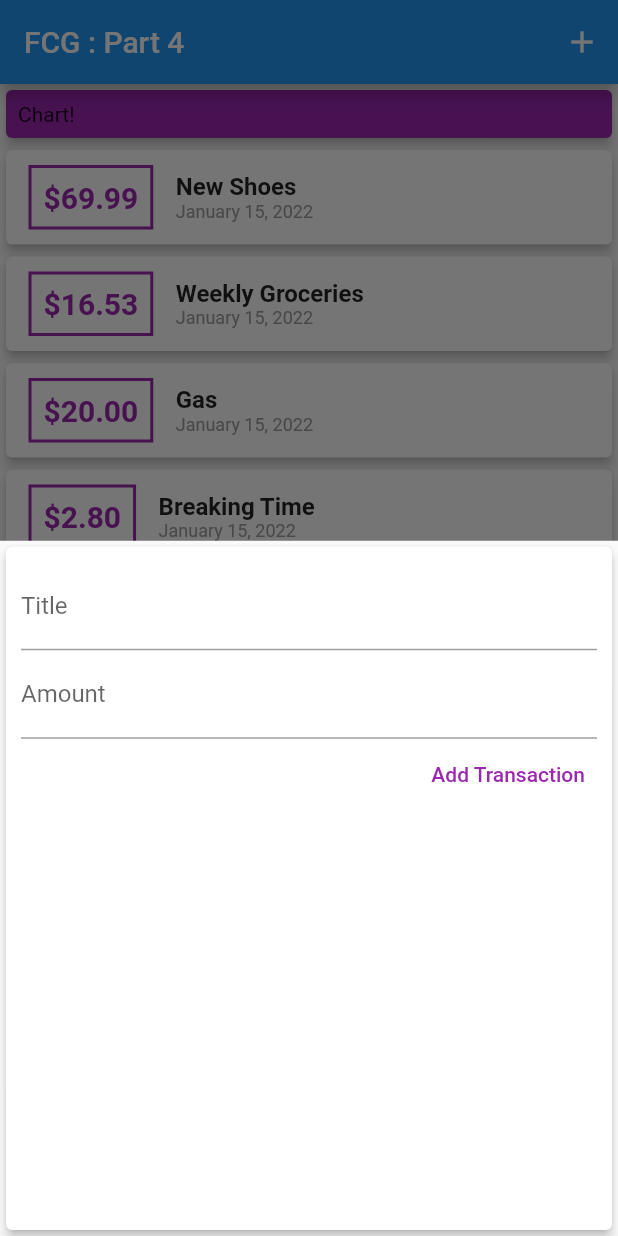
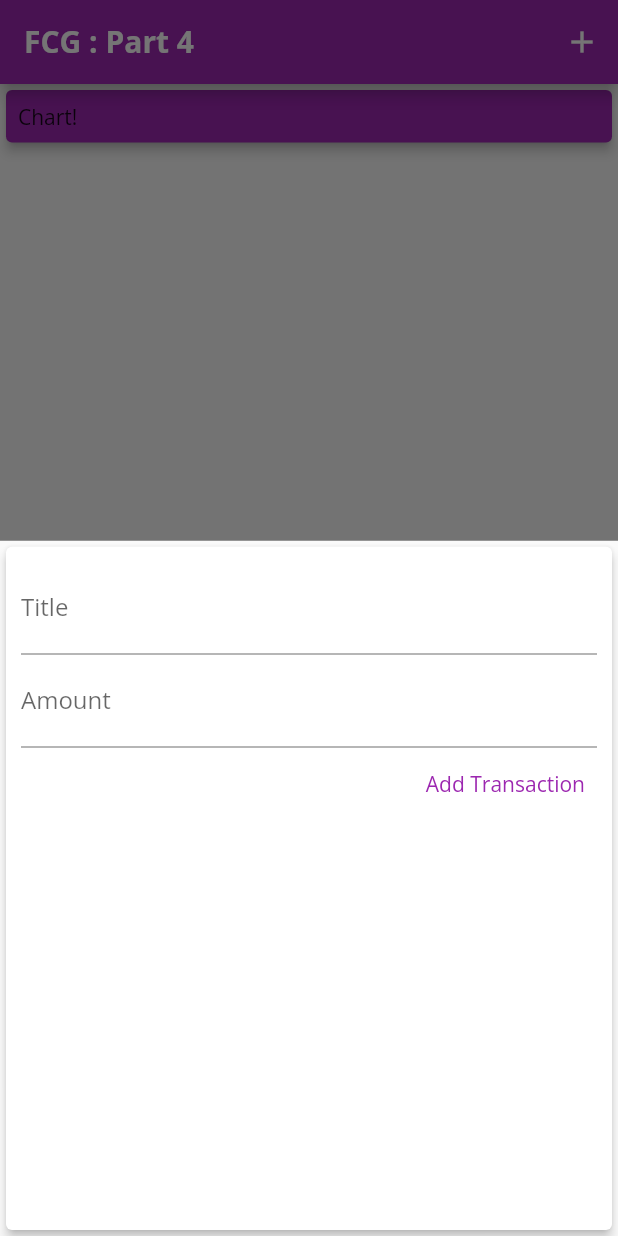
Before and after one commit to ferdvtn/flutter_personal_expenses, a Flutter app: the screen it shows after launch, after a tap on the "add" icon, on a phone screen of 412 x 824 dp. Run offline on Flutter 3.47's test engine with Material 2 defaults, Android fonts, the phone set to English and light mode, and no system bars.

Commit message:
add new own custom fonts

```diff
--- a/lib/main.dart
+++ b/lib/main.dart
@@ -12,10 +12,18 @@ class MyApp extends StatelessWidget {
 
   @override
   Widget build(BuildContext context) {
-    return const MaterialApp(
-      title: 'Expense Planner',
-      themeMode: ThemeMode.dark,
-      home: MyHomePage(appBarTitle: 'FCG : Part 4'),
+    return MaterialApp(
+      title: 'Personal Expenses',
+      theme: ThemeData(
+        brightness: Brightness.light,
+        fontFamily: 'OpenSans',
+        primarySwatch: Colors.purple,
+        accentColor: Colors.blue,
+        textTheme: const TextTheme(
+          headline6: TextStyle(fontWeight: FontWeight.bold),
+        ),
+      ),
+      home: const MyHomePage(appBarTitle: 'FCG : Part 4'),
     );
   }
 }
@@ -31,36 +39,36 @@ class MyHomePage extends StatefulWidget {
 
 class _MyHomePageState extends State<MyHomePage> {
   final List<Transaction> _userTransactions = [
-    Transaction(
-      id: 't1',
-      title: 'New Shoes',
-      amount: 69.99,
-      date: DateTime.now(),
-    ),
-    Transaction(
-      id: 't2',
-      title: 'Weekly Groceries',
-      amount: 16.53,
-      date: DateTime.now(),
-    ),
-    Transaction(
-      id: 't3',
-      title: 'Gas',
-      amount: 20,
-      date: DateTime.now(),
-    ),
-    Transaction(
-      id: 't4',
-      title: 'Breaking Time',
-      amount: 2.8,
-      date: DateTime.now(),
-    ),
-    Transaction(
-      id: 't5',
-      title: 'App Purchase',
-      amount: 12,
-      date: DateTime.now(),
-    ),
+    // Transaction(
+    //   id: 't1',
+    //   title: 'New Shoes',
+    //   amount: 69.99,
+    //   date: DateTime.now(),
+    // ),
+    // Transaction(
+    //   id: 't2',
+    //   title: 'Weekly Groceries',
+    //   amount: 16.53,
+    //   date: DateTime.now(),
+    // ),
+    // Transaction(
+    //   id: 't3',
+    //   title: 'Gas',
+    //   amount: 20,
+    //   date: DateTime.now(),
+    // ),
+    // Transaction(
+    //   id: 't4',
+    //   title: 'Breaking Time',
+    //   amount: 2.8,
+    //   date: DateTime.now(),
+    // ),
+    // Transaction(
+    //   id: 't5',
+    //   title: 'App Purchase',
+    //   amount: 12,
+    //   date: DateTime.now(),
+    // ),
   ];
 
   void _addNewTransaction(String txTitle, double txAmount) {
@@ -76,7 +84,7 @@ class _MyHomePageState extends State<MyHomePage> {
     });
   }
 
-  void openModalTransaction() {
+  void _openModalTransaction() {
     showModalBottomSheet(
       context: context,
       builder: (BuildContext modalContext) {
@@ -93,11 +101,18 @@ class _MyHomePageState extends State<MyHomePage> {
   Widget build(BuildContext context) {
     return Scaffold(
       appBar: AppBar(
-        title: Text(widget.appBarTitle),
+        centerTitle: false,
+        title: Text(
+          widget.appBarTitle,
+          style: const TextStyle(
+            fontSize: 20,
+            fontFamily: 'OpenSans',
+          ),
+        ),
         actions: [
           IconButton(
             icon: const Icon(Icons.add),
-            onPressed: openModalTransaction,
+            onPressed: _openModalTransaction,
           ),
         ],
       ),
@@ -112,10 +127,10 @@ class _MyHomePageState extends State<MyHomePage> {
               padding: const EdgeInsets.all(0),
               height: null,
               width: double.infinity,
-              child: const Card(
-                color: Colors.purple,
+              child: Card(
+                color: Theme.of(context).primaryColor,
                 elevation: 3,
-                child: Padding(
+                child: const Padding(
                   padding: EdgeInsets.all(8.0),
                   child: Text('Chart!'),
                 ),
@@ -128,9 +143,8 @@ class _MyHomePageState extends State<MyHomePage> {
       floatingActionButtonLocation: FloatingActionButtonLocation.centerFloat,
       floatingActionButton: FloatingActionButton(
         elevation: 3,
-        backgroundColor: Colors.purple,
         child: const Icon(Icons.add),
-        onPressed: openModalTransaction,
+        onPressed: _openModalTransaction,
       ),
     );
   }
--- a/lib/widgets/transaction_list.dart
+++ b/lib/widgets/transaction_list.dart
@@ -29,14 +29,14 @@ class TransactionList extends StatelessWidget {
                   padding: const EdgeInsets.all(8),
                   decoration: BoxDecoration(
                     border: Border.all(
-                      color: Colors.purple,
+                      color: Theme.of(context).primaryColor,
                       width: 2,
                     ),
                   ),
                   child: Text(
                     '\$${transactions[index].amount.toStringAsFixed(2)}',
-                    style: const TextStyle(
-                      color: Colors.purple,
+                    style: TextStyle(
+                      color: Theme.of(context).primaryColor,
                       fontWeight: FontWeight.bold,
                       fontSize: 20,
                     ),
@@ -48,10 +48,12 @@ class TransactionList extends StatelessWidget {
                   children: [
                     Text(
                       transactions[index].title,
-                      style: const TextStyle(
-                          fontWeight: FontWeight.bold,
-                          fontStyle: FontStyle.normal,
-                          fontSize: 16),
+                      style: Theme.of(context).textTheme.headline6,
+                      // style: const TextStyle(
+                      //   fontWeight: FontWeight.bold,
+                      //   fontStyle: FontStyle.normal,
+                      //   fontSize: 16,
+                      // ),
                     ),
                     Text(
                       DateFormat.yMMMMd().format(transactions[index].date),
--- a/lib/widgets/transaction_new.dart
+++ b/lib/widgets/transaction_new.dart
@@ -49,10 +49,7 @@ class _TransactionNewState extends State<TransactionNew> {
             ),
             TextButton(
               onPressed: () => submitTransaction(),
-              child: const Text(
-                'Add Transaction',
-                style: TextStyle(color: Colors.purple),
-              ),
+              child: const Text('Add Transaction'),
             )
           ],
         ),
```
Also changed, not shown: pubspec.yaml (+60 -49 lines), assets/fonts/OpenSans-Bold.ttf (added), assets/fonts/OpenSans-Italic.ttf (added), assets/fonts/OpenSans-Regular.ttf (added), assets/fonts/Quicksand-Bold.ttf (added), assets/fonts/Quicksand-Regular.ttf (added), assets/images/waiting.png (added).
